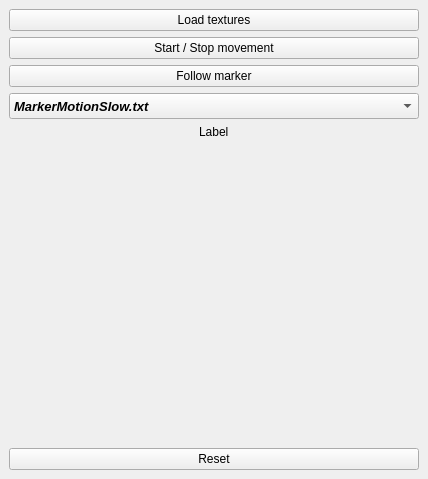
This is robotics/SamplePluginPA10/src/SamplePlugin.ui in MathiasThor/rovi_final as Qt 5 draws it before an edit. The edited form follows.
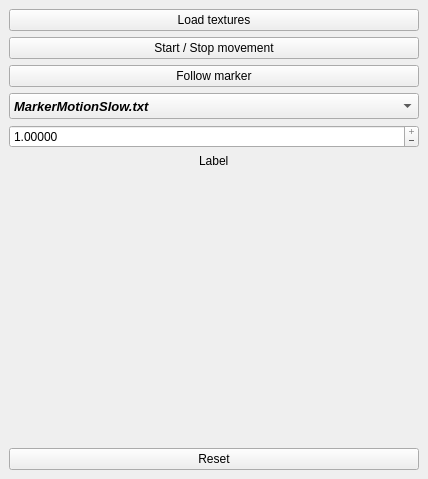
This is the edited form.

What changed in the file:
```diff
--- a/robotics/SamplePluginPA10/src/SamplePlugin.ui
+++ b/robotics/SamplePluginPA10/src/SamplePlugin.ui
@@ -74,6 +74,31 @@
         </item>
        </widget>
       </item>
+      <item>
+       <widget class="QDoubleSpinBox" name="_DT">
+        <property name="buttonSymbols">
+         <enum>QAbstractSpinBox::PlusMinus</enum>
+        </property>
+        <property name="accelerated">
+         <bool>true</bool>
+        </property>
+        <property name="decimals">
+         <number>5</number>
+        </property>
+        <property name="minimum">
+         <double>0.000000000000000</double>
+        </property>
+        <property name="maximum">
+         <double>1.000000000000000</double>
+        </property>
+        <property name="singleStep">
+         <double>0.001000000000000</double>
+        </property>
+        <property name="value">
+         <double>1.000000000000000</double>
+        </property>
+       </widget>
+      </item>
       <item alignment="Qt::AlignHCenter">
        <widget class="QLabel" name="_label">
         <property name="text">
```
